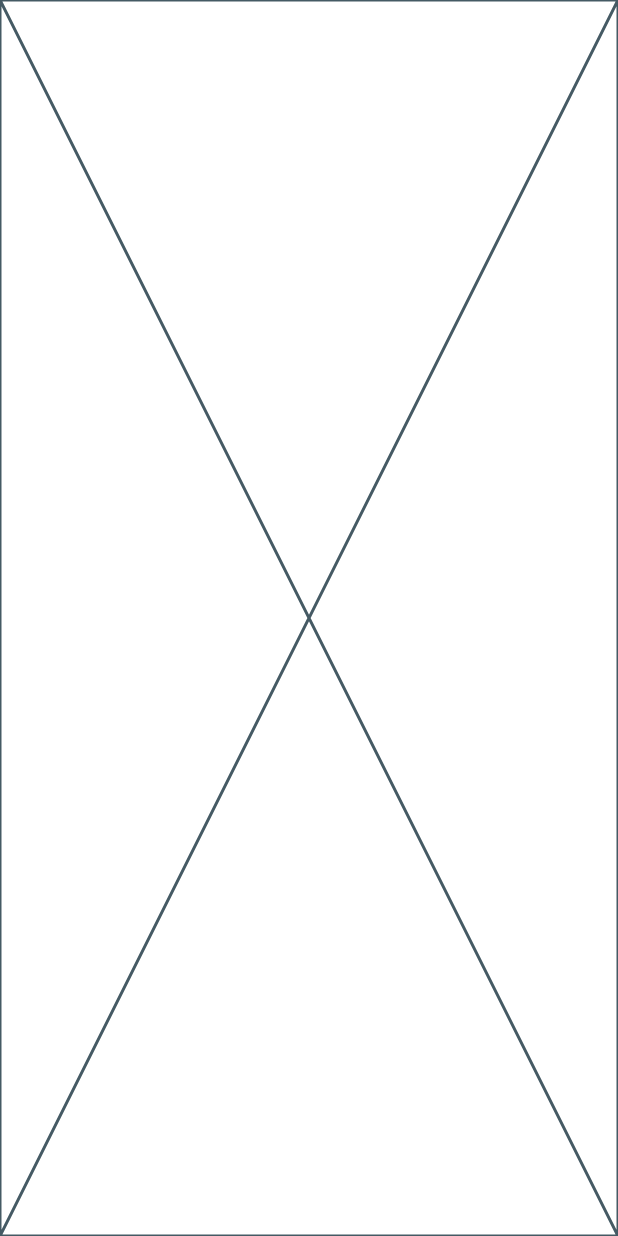
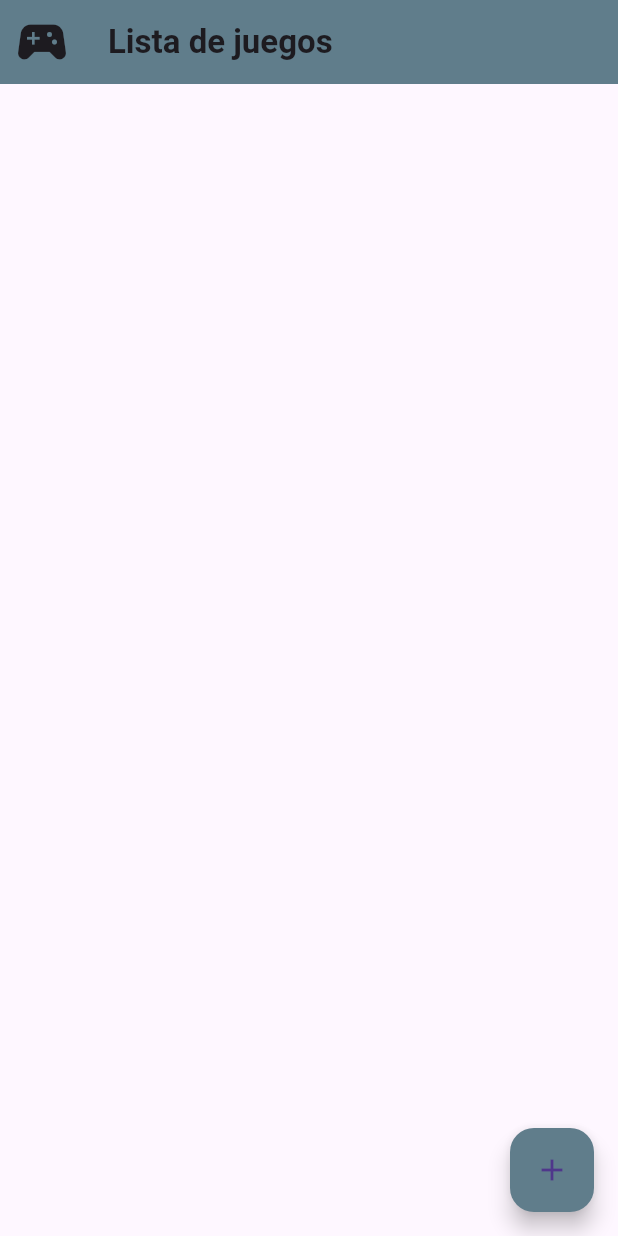
Before and after one commit to javier-mansillal/entrega-3-apps-moviles, a Flutter app: the screen it shows after launch, on a phone screen of 412 x 824 dp. Run offline on Flutter 3.47's test engine with Material 3 defaults, Android fonts, the light colour scheme and no system bars; our stand-ins replace cloud_firestore, firebase_core; accounts and stored records are empty.

Commit message:
Agregar página con lista de juegos.

```diff
--- a/entrega_3_apps_moviles/lib/pages/listajuegos.dart
+++ b/entrega_3_apps_moviles/lib/pages/listajuegos.dart
@@ -1,15 +1,50 @@
+
+import 'package:cloud_firestore/cloud_firestore.dart';
+import 'package:entrega_3_apps_moviles/services/firestore_service.dart';
 import 'package:flutter/material.dart';
 
-class ListaJuegos extends StatefulWidget {
+class ListaJuegos extends StatelessWidget {
   const ListaJuegos({super.key});
 
   @override
-  State<ListaJuegos> createState() => _ListaJuegosState();
-}
-
-class _ListaJuegosState extends State<ListaJuegos> {
-  @override
   Widget build(BuildContext context) {
-    return const Placeholder();
+    return Scaffold(
+      appBar: AppBar(
+        backgroundColor: Colors.blueGrey,
+        title: const Text("Lista de juegos", style:TextStyle(fontWeight: FontWeight.bold)),
+        leading: const Icon(Icons.sports_esports, size: 40),
+      ),
+      body: Padding(
+        padding: const EdgeInsets.all(15),
+        child: StreamBuilder(
+          stream: FirestoreService().juegos(),
+          builder: (context, AsyncSnapshot<QuerySnapshot> snapshot){
+            if(!snapshot.hasData || snapshot.connectionState==ConnectionState.waiting){
+              return const Center(child:CircularProgressIndicator());
+            }else{
+              return ListView.separated(
+                separatorBuilder: (context,index)=>const Divider(),
+                itemCount: snapshot.data!.docs.length,
+                itemBuilder: (context,index){
+                  var juego = snapshot.data!.docs[index];
+                  return ListTile(
+                    leading: const Icon(Icons.gamepad),
+                    title: Text('${juego['nombre']}'),
+                    subtitle:Text('${juego["estado"]}'),
+                  );
+                }
+              );
+            }
+          },
+          ),
+        ),
+        floatingActionButton: FloatingActionButton(
+          backgroundColor: Colors.blueGrey,
+          child: const Icon(Icons.add),
+          onPressed: () {
+            // Dirigir a la vista de agregar un nuevo juego.
+          },
+        ),
+    );
   }
 }
--- a/entrega_3_apps_moviles/lib/services/firestore_service.dart
+++ b/entrega_3_apps_moviles/lib/services/firestore_service.dart
@@ -3,6 +3,6 @@ import 'package:cloud_firestore/cloud_firestore.dart';
 class FirestoreService{
   //Obtener la lista de juegos
   Stream<QuerySnapshot> juegos(){
-    return FirebaseFirestore.instance.collection("juegos").snapshots();
+    return FirebaseFirestore.instance.collection("juegos").orderBy("fecha", descending: true).snapshots();
   }
 }
```
